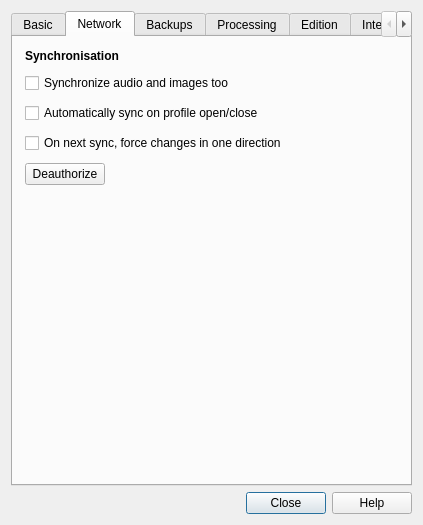
Above: designer/preferences.ui from lovac42/anki before the change. Below: the same form after it.
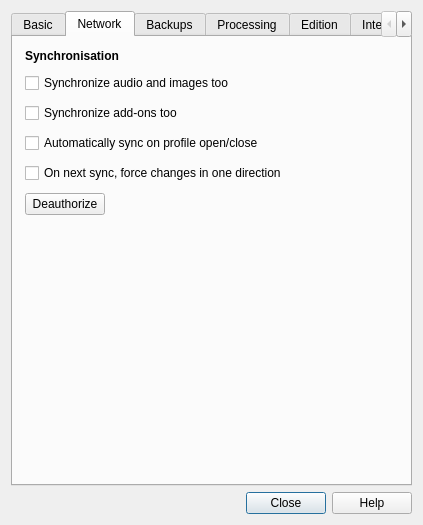
That is the form after the change. The open tabs and pages were chosen to show the change.

```diff
--- a/designer/preferences.ui
+++ b/designer/preferences.ui
@@ -261,6 +261,13 @@
              </property>
             </widget>
            </item>
+           <item>
+            <widget class="QCheckBox" name="syncAddons">
+             <property name="text">
+              <string>Synchronize add-ons too</string>
+             </property>
+            </widget>
+           </item>
            <item>
             <widget class="QCheckBox" name="autoSync">
              <property name="text">
```
